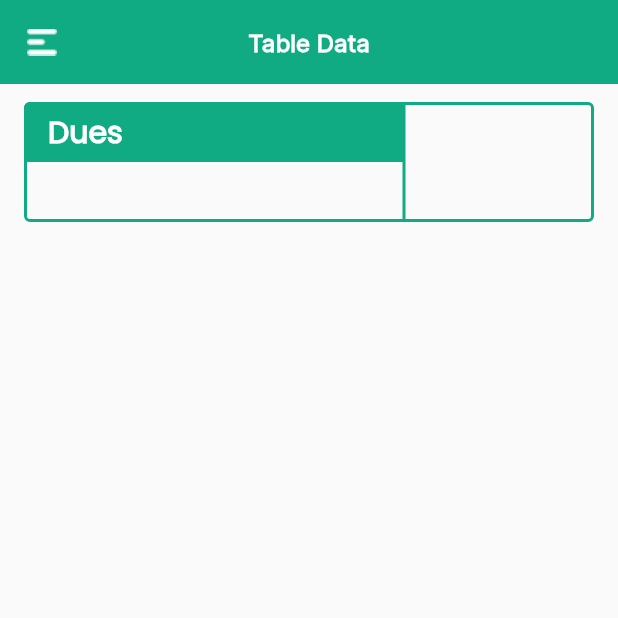
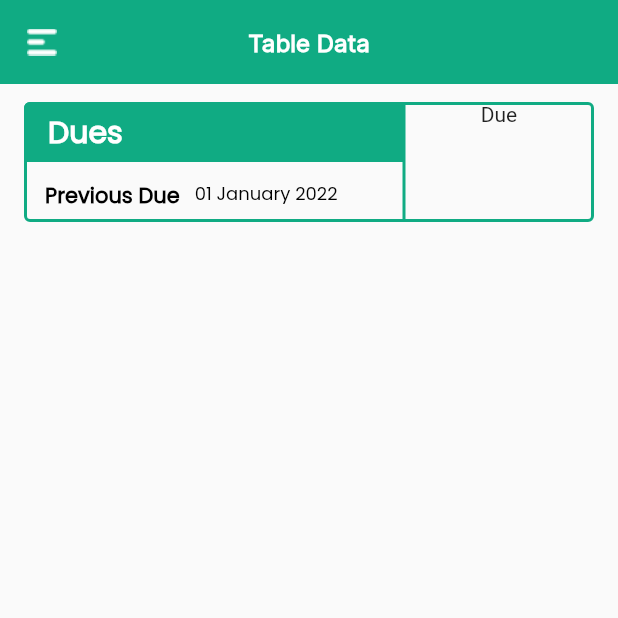
Before and after one commit to marufrobin/demo_limited_company, a Flutter app: the screen it shows after launch, on a phone screen of 412 x 824 dp, the top half of it. Run offline on Flutter 3.47's test engine with Material 2 defaults, Android fonts, the phone set to English and light mode, and no system bars.

Commit message:
expansion color fixeed..

```diff
--- a/lib/home_page.dart
+++ b/lib/home_page.dart
@@ -88,14 +88,12 @@ class HomePage extends StatelessWidget {
                     child: Column(
                       children: [
                         ExpansionTile(
-                          childrenPadding: EdgeInsets.all(12),
-                          // backgroundColor: Color(0xffC9ECE3),
+                          // childrenPadding: EdgeInsets.all(12),
+                          backgroundColor: Color(0xffC9ECE3),
                           collapsedTextColor: Colors.black,
-
                           iconColor: Color(0xff10AB83),
                           textColor: Color(0xff10AB83),
                           expandedCrossAxisAlignment: CrossAxisAlignment.start,
-
                           leading: IconButton(
                               onPressed: (() {}),
                               icon: Icon(
@@ -112,6 +110,9 @@ class HomePage extends StatelessWidget {
                           ),
                           children: [
                             IntrinsicHeight(
+                              child: Container(
+                                padding: EdgeInsets.all(16),
+                                color: Colors.white,
                                 child: Row(
                                   mainAxisAlignment: MainAxisAlignment.start,
                                   children: [
@@ -169,10 +170,13 @@ class HomePage extends StatelessWidget {
                                     )
                                   ],
                                 ),
+                              ),
                             )
                           ],
                         ),
                         ExpansionTile(
+                          backgroundColor: Color(0xffC9ECE3),
+                          collapsedTextColor: Colors.black,
                           iconColor: Color(0xff10AB83),
                           textColor: Color(0xff10AB83),
                           leading: IconButton(
@@ -191,6 +195,8 @@ class HomePage extends StatelessWidget {
                           ),
                         ),
                         ExpansionTile(
+                          backgroundColor: Color(0xffC9ECE3),
+                          collapsedTextColor: Colors.black,
                           iconColor: Color(0xff10AB83),
                           textColor: Color(0xff10AB83),
                           leading: IconButton(
@@ -288,7 +294,25 @@ class BodyTable extends StatelessWidget {
                         ),
                       ),
                       Container(
+                        padding:
+                            EdgeInsets.symmetric(horizontal: 14, vertical: 12),
                         height: 40,
+                        child: Row(
+                          // mainAxisAlignment: MainAxisAlignment.spaceEvenly,
+                          children: [
+                            Text(
+                              "Previous Due",
+                              style: buildTS(14, Colors.black),
+                            ),
+                            SizedBox(
+                              width: 10,
+                            ),
+                            Text(
+                              "01 January 2022",
+                              style: buildTS(12, Colors.black, FontWeight.w400),
+                            )
+                          ],
+                        ),
                         // color: Colors.blueGrey,
                       )
                     ],
@@ -297,16 +321,19 @@ class BodyTable extends StatelessWidget {
                 width: 78,
                 height: 80,
                 // color: Colors.cyan,
+                child: Column(
+                  children: [Text("Due")],
+                ),
               )
             ])
           ]),
     );
   }
 
-  TextStyle buildTS(double fs, [Color? clr]) {
+  TextStyle buildTS(double fs, [Color? clr, FontWeight? fw]) {
     return TextStyle(
         fontSize: fs,
-        fontWeight: FontWeight.w600,
+        fontWeight: fw == null ? FontWeight.w600 : fw,
         fontFamily: "Poppins",
         color: clr == null ? Color(0xff10AB83) : clr);
   }
```
Lines whose indentation alone changed are shown as unchanged.
